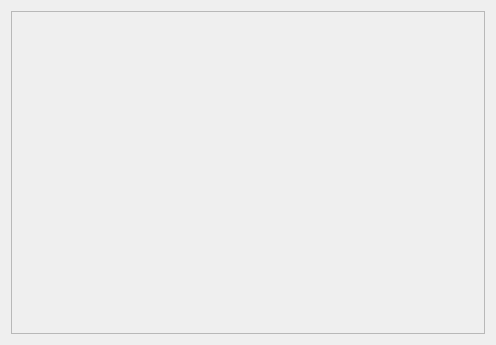
The window that widgetdisplayvocab.ui (EldernXa/LearnVocab) describes before a commit, drawn with Qt 5.
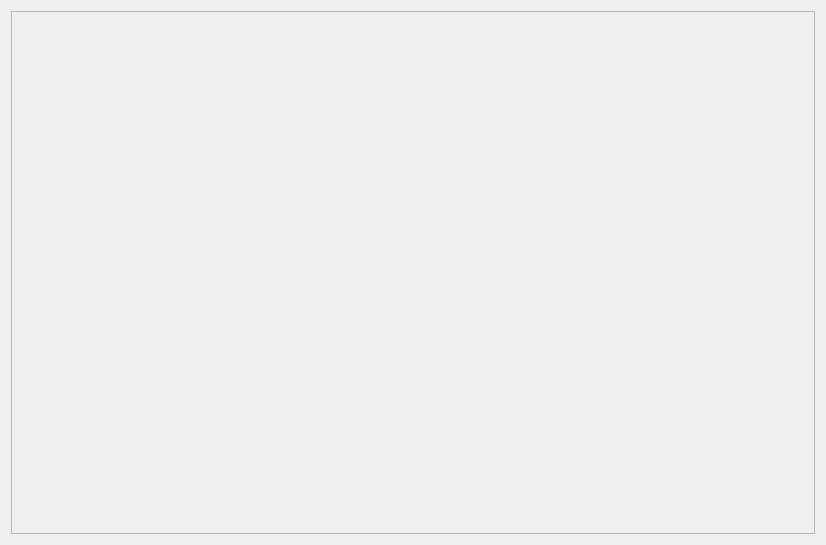
The same window after the commit.

Commit message: add color (red and green) for the vocab we know or we don't know, correct the size of the qline too

```diff
--- a/widgetdisplayvocab.ui
+++ b/widgetdisplayvocab.ui
@@ -6,14 +6,14 @@
    <rect>
     <x>0</x>
     <y>0</y>
-    <width>496</width>
-    <height>345</height>
+    <width>826</width>
+    <height>545</height>
    </rect>
   </property>
   <property name="windowTitle">
    <string>Form</string>
   </property>
-  <layout class="QHBoxLayout" name="horizontalLayout">
+  <layout class="QVBoxLayout" name="verticalLayout_2">
    <item>
     <widget class="QScrollArea" name="scrollArea">
      <property name="verticalScrollBarPolicy">
@@ -30,8 +30,8 @@
        <rect>
         <x>0</x>
         <y>0</y>
-        <width>476</width>
-        <height>325</height>
+        <width>806</width>
+        <height>525</height>
        </rect>
       </property>
       <layout class="QVBoxLayout" name="verticalLayout">
```
The commit also changes 1 other file.
